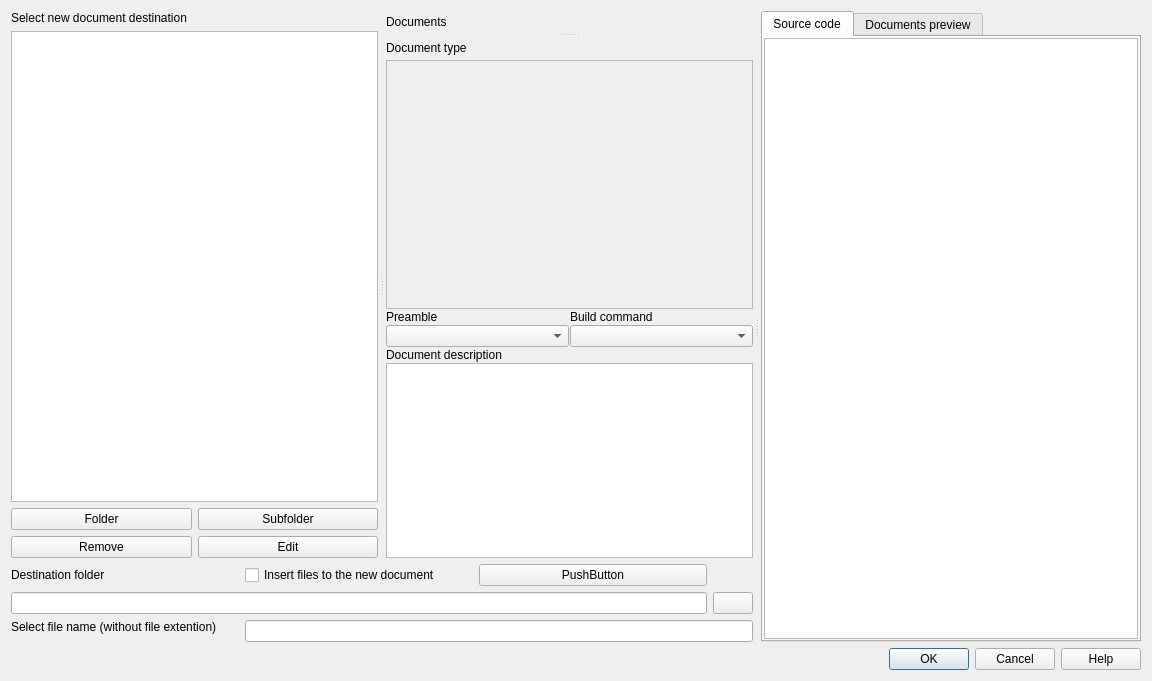
This is datatex/notesdocuments.ui in CSMathematics/DataTex as Qt 5 draws it before an edit. The edited form follows.
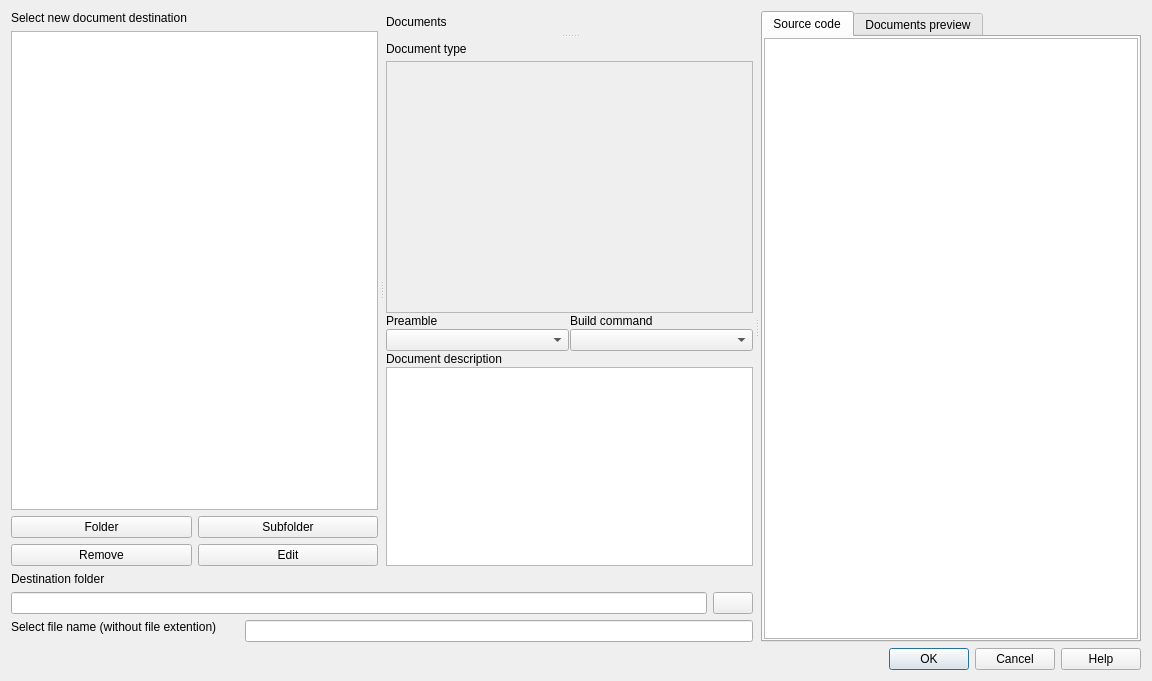
This is the edited form. Icons and pictures are not drawn. Custom widgets are drawn as their Qt base class.

Diff of the .ui file:
```diff
--- a/datatex/notesdocuments.ui
+++ b/datatex/notesdocuments.ui
@@ -194,7 +194,7 @@
                 <rect>
                  <x>0</x>
                  <y>0</y>
-                 <width>375</width>
+                 <width>366</width>
                  <height>68</height>
                 </rect>
                </property>
@@ -334,19 +334,12 @@
           </widget>
          </item>
          <item row="0" column="1">
-          <widget class="Switch" name="InsertFilesCheckBox">
-           <property name="text">
+          <widget class="Switch" name="InsertFilesCheckBox" native="true">
+           <property name="text" stdset="0">
             <string>Insert files to the new document</string>
            </property>
           </widget>
          </item>
-         <item row="0" column="2">
-          <widget class="QPushButton" name="pushButton">
-           <property name="text">
-            <string>PushButton</string>
-           </property>
-          </widget>
-         </item>
         </layout>
        </item>
       </layout>
@@ -418,16 +411,16 @@
   </layout>
  </widget>
  <customwidgets>
+  <customwidget>
+   <class>Switch</class>
+   <extends>QWidget</extends>
+   <header location="global">switch.h</header>
+  </customwidget>
   <customwidget>
    <class>LatexTextEdit</class>
    <extends>QTextEdit</extends>
    <header>highlighter.h</header>
   </customwidget>
-  <customwidget>
-   <class>Switch</class>
-   <extends>QCheckBox</extends>
-   <header>switch.h</header>
-  </customwidget>
  </customwidgets>
  <resources>
   <include location="../images.qrc"/>
```
